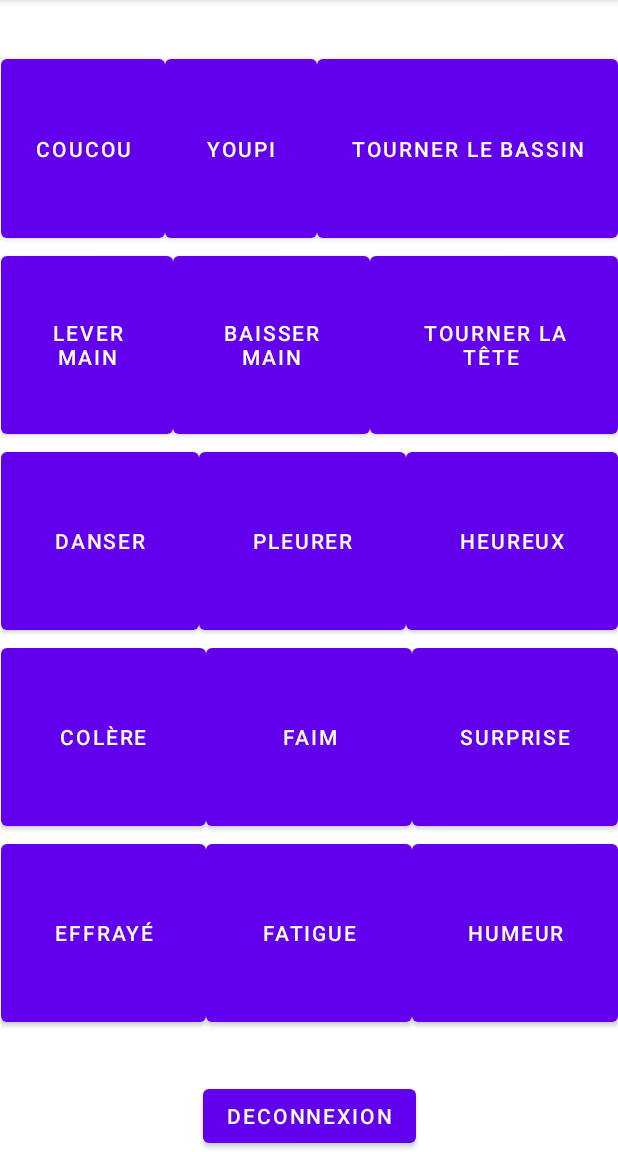
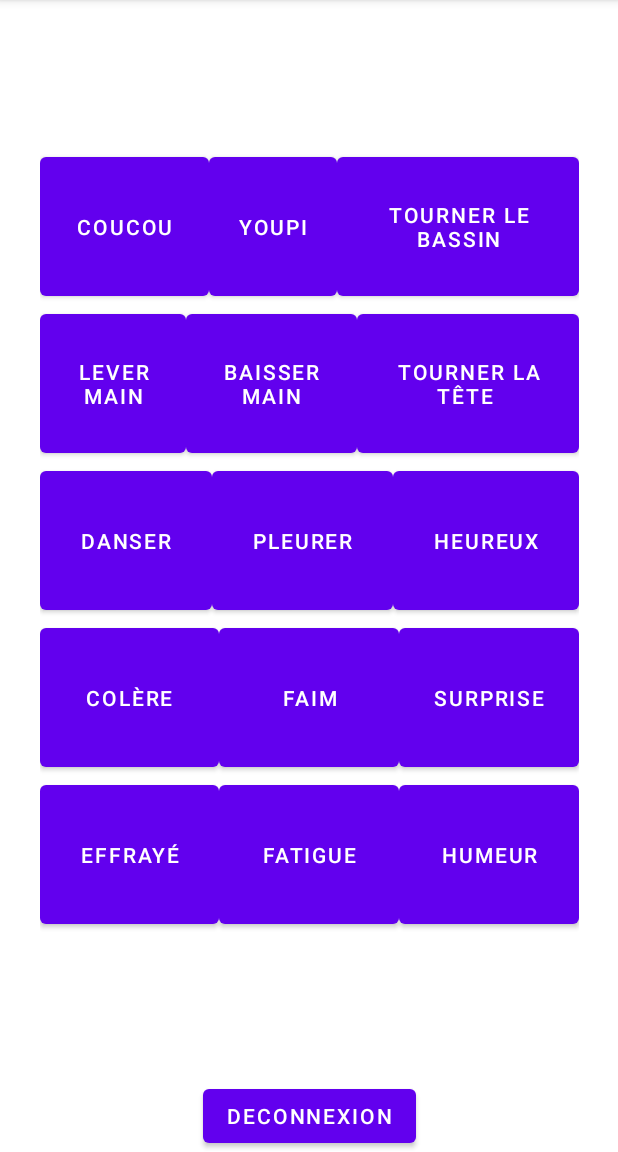
Before and after one commit to OdioumaCoulibaly/GestionDeProjets_Upjv_Gr2, an Android app: the MainActivity screen opened directly, with no data from a screen before it, on a phone screen of 412 x 824 dp, the part 84-1236 px from its top. Run offline under Robolectric (Android 15) with nearby library versions, the phone set to English and light mode, and no system bars; network calls fail; 5 statements that could not run were skipped.

Commit message:
gestion de la rotation de l'écran

```diff
--- a/Learnobot/app/src/main/java/com/example/learnobot/DispositifConnecter.java
+++ b/Learnobot/app/src/main/java/com/example/learnobot/DispositifConnecter.java
@@ -7,6 +7,7 @@ import android.Manifest;
 import android.bluetooth.BluetoothAdapter;
 import android.bluetooth.BluetoothDevice;
 import android.content.Intent;
+import android.content.pm.ActivityInfo;
 import android.content.pm.PackageManager;
 import android.os.Bundle;
 import android.util.Log;
@@ -35,6 +36,7 @@ public class DispositifConnecter extends AppCompatActivity {
     protected void onCreate(Bundle savedInstanceState) {
         super.onCreate(savedInstanceState);
         setContentView(R.layout.activity_dispositif_connecter);
+        this.setRequestedOrientation(ActivityInfo.SCREEN_ORIENTATION_PORTRAIT);
     }
 
     @Override
--- a/Learnobot/app/src/main/java/com/example/learnobot/MainActivity.java
+++ b/Learnobot/app/src/main/java/com/example/learnobot/MainActivity.java
@@ -9,6 +9,7 @@ import android.bluetooth.BluetoothAdapter;
 import android.bluetooth.BluetoothDevice;
 import android.bluetooth.BluetoothSocket;
 import android.content.Intent;
+import android.content.pm.ActivityInfo;
 import android.content.pm.PackageManager;
 import android.os.Bundle;
 import android.os.Handler;
@@ -43,6 +44,7 @@ public class  MainActivity extends AppCompatActivity {
         super.onCreate(savedInstanceState);
         setContentView(R.layout.activity_main);
 
+        this.setRequestedOrientation(ActivityInfo.SCREEN_ORIENTATION_PORTRAIT);
 
         bluetoothIn = new Handler() {
             public void handleMessage(android.os.Message msg) {
--- a/Learnobot/app/src/main/res/layout/activity_main.xml
+++ b/Learnobot/app/src/main/res/layout/activity_main.xml
@@ -18,8 +18,8 @@
 
     <LinearLayout
         android:id="@+id/linearLayout"
-        android:layout_width="411dp"
-        android:layout_height="654dp"
+        android:layout_width="359dp"
+        android:layout_height="523dp"
         android:orientation="vertical"
         app:layout_constraintBottom_toTopOf="@+id/idDeconnexion"
         app:layout_constraintEnd_toEndOf="parent"
@@ -34,7 +34,7 @@
 
             <Button
                 android:id="@+id/idCoucou"
-                android:layout_width="wrap_content"
+                android:layout_width="115dp"
                 android:layout_height="match_parent"
                 android:layout_weight="1"
                 android:text="Coucou" />
@@ -48,7 +48,7 @@
 
             <Button
                 android:id="@+id/idTournerBassin"
-                android:layout_width="wrap_content"
+                android:layout_width="164dp"
                 android:layout_height="match_parent"
                 android:layout_weight="1"
                 android:text="tourner le bassin" />
```
Also changed, not shown: Learnobot/app/src/main/res/layout/activity_dispositif_connecter.xml (+5 -10 lines).
